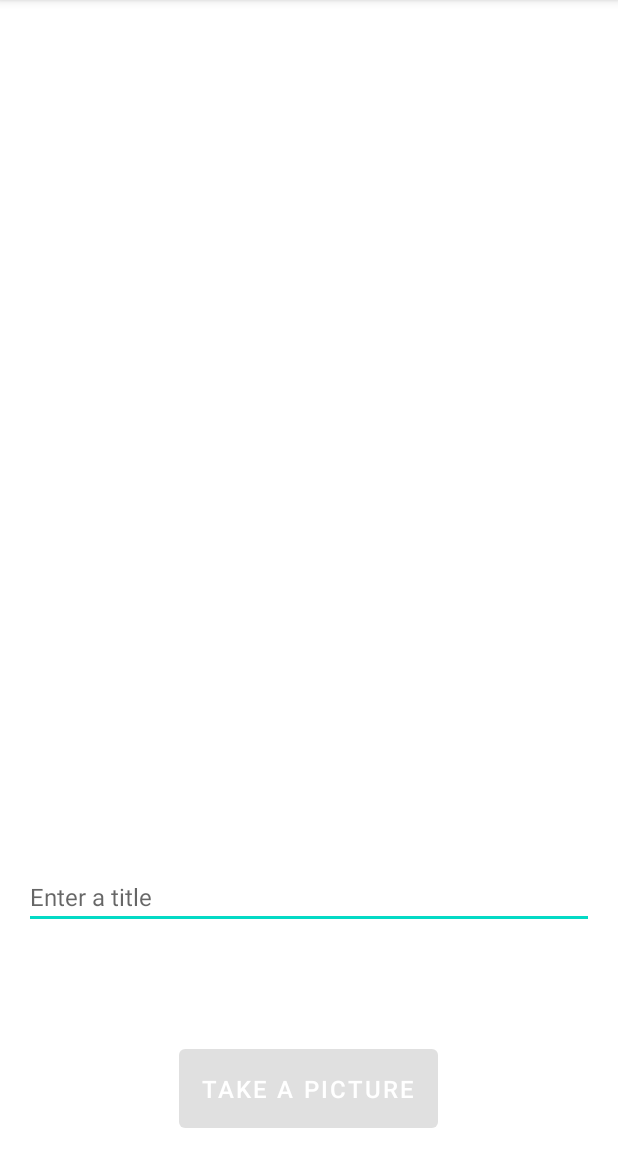
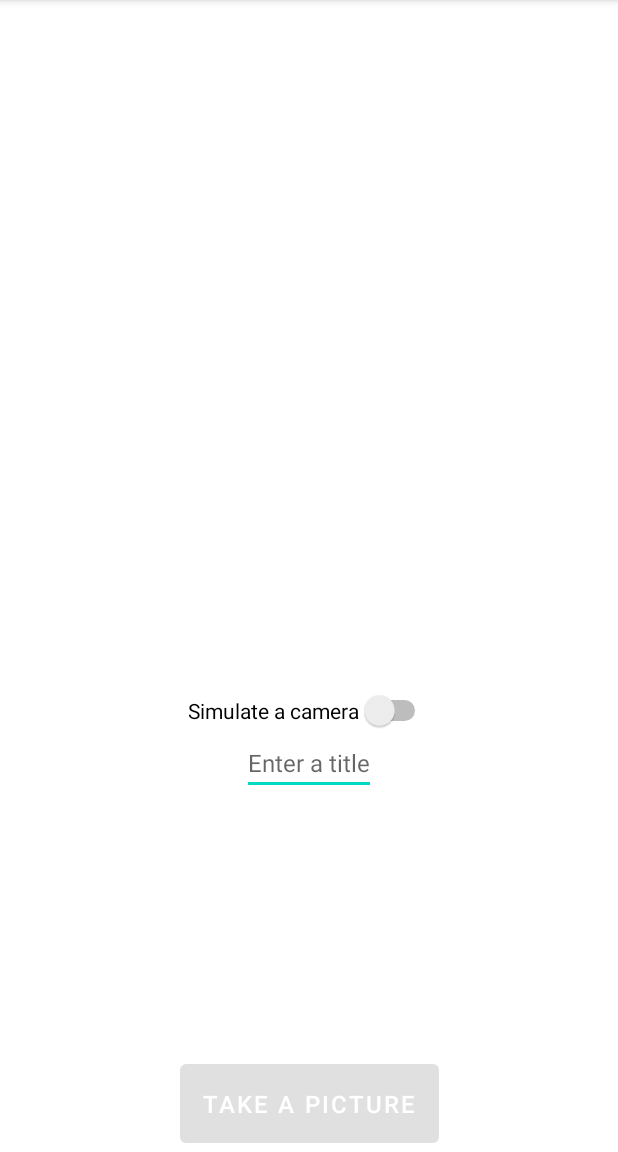
Before and after one commit to CedricLphn/project-android-l3-scan-group1, an Android app: the screen it shows after launch (TakePicturesActivity), after a tap on an icon or button, on a phone screen of 412 x 824 dp, the part 84-1236 px from its top. Run offline under Robolectric (Android 15) with nearby library versions, the phone set to English and light mode, and no system bars; our stand-ins replace Room's generated code; pictures from the network do not load.

Commit message:
clean: code import

```diff
--- a/app/src/main/java/com/example/projetphoto/azure/CognitiveEndpoint.kt
+++ b/app/src/main/java/com/example/projetphoto/azure/CognitiveEndpoint.kt
@@ -2,20 +2,17 @@ package com.example.projetphoto.azure
 
 import com.example.projetphoto.utils.ConfigurationUtils
 import com.example.projetphoto.utils.ObjectRoot
-import okhttp3.MultipartBody
 import okhttp3.RequestBody
-import okio.ByteString
-import okio.ByteString.Companion.toByteString
 import retrofit2.Call
-import retrofit2.http.*
-import java.io.ByteArrayInputStream
+import retrofit2.http.Headers
+import retrofit2.http.Multipart
+import retrofit2.http.POST
+import retrofit2.http.Part
 
-public interface CognitiveEndpoint {
+interface CognitiveEndpoint {
     @Multipart
     @Headers(
         "Ocp-Apim-Subscription-Key: ${ConfigurationUtils.AZ_SECRET_KEY}")
     @POST("vision/v3.0/detect")
     fun SendImage(@Part("file\"; filename=\"pp.png\" ") file : RequestBody) : Call<ObjectRoot>
 }
-
-data class JsonTest(val content : ByteArray)
--- a/app/src/main/java/com/example/projetphoto/azure/CognitiveServiceBuilder.kt
+++ b/app/src/main/java/com/example/projetphoto/azure/CognitiveServiceBuilder.kt
@@ -5,7 +5,6 @@ import okhttp3.OkHttpClient
 import okhttp3.logging.HttpLoggingInterceptor
 import retrofit2.Retrofit
 import retrofit2.converter.gson.GsonConverterFactory
-import retrofit2.create
 
 object CognitiveServiceBuilder {
     val logging = HttpLoggingInterceptor().apply { setLevel(HttpLoggingInterceptor.Level.BODY); }
--- a/app/src/main/java/com/example/projetphoto/db/objects/ObjectsDao.kt
+++ b/app/src/main/java/com/example/projetphoto/db/objects/ObjectsDao.kt
@@ -1,7 +1,6 @@
 package com.example.projetphoto.db.objects
 
 import androidx.room.Dao
-import androidx.room.Delete
 import androidx.room.Insert
 import androidx.room.Query
 
--- a/app/src/main/java/com/example/projetphoto/itemDetails/ItemDetailsActivity.kt
+++ b/app/src/main/java/com/example/projetphoto/itemDetails/ItemDetailsActivity.kt
@@ -3,9 +3,7 @@ package com.example.projetphoto.itemDetails
 import android.net.Uri
 import androidx.appcompat.app.AppCompatActivity
 import android.os.Bundle
-import android.util.Log
 import androidx.room.Room
-import com.example.projetphoto.R
 import com.example.projetphoto.databinding.ActivityItemDetailsBinding
 import com.example.projetphoto.db.AppDatabase
 import com.example.projetphoto.db.objects.Objects
--- a/app/src/main/java/com/example/projetphoto/pictureList/Models.kt
+++ /dev/null
@@ -1,3 +0,0 @@
-package com.example.projetphoto.pictureList
-
-data class Picture(val pictureImage: Int, val pictureDate: String, val title: String, val nbObject: Int)
--- a/app/src/main/java/com/example/projetphoto/pictureList/PictureAdapter.kt
+++ b/app/src/main/java/com/example/projetphoto/pictureList/PictureAdapter.kt
@@ -5,7 +5,6 @@ import android.net.Uri
 import android.util.Log
 import android.view.LayoutInflater
 import android.view.ViewGroup
-import androidx.core.content.ContextCompat.startActivity
 import androidx.recyclerview.widget.RecyclerView
 import com.example.projetphoto.databinding.ItemPictureBinding
 import com.example.projetphoto.db.pictures.Pictures
--- a/app/src/main/java/com/example/projetphoto/pictureList/PictureListViewModel.kt
+++ b/app/src/main/java/com/example/projetphoto/pictureList/PictureListViewModel.kt
@@ -15,73 +15,10 @@ import kotlinx.coroutines.CoroutineScope
 import kotlinx.coroutines.Dispatchers
 import kotlinx.coroutines.launch
 import okhttp3.MediaType.Companion.toMediaTypeOrNull
-import okhttp3.RequestBody
+import okhttp3.RequestBody.Companion.asRequestBody
 import java.io.File
 
 private val TAG = "PictureListViewModel"
-
-/* private val pictures: List<Picture> = listOf(
-    Picture(
-        R.drawable.out,
-        "2021-06-24",
-        "Premier test",
-        4
-    ),
-    Picture(
-        R.drawable.out2,
-        "2020-08-12",
-        "Second test",
-        2
-    ),
-    Picture(
-        R.drawable.out3,
-        "2019-02-05",
-        "Troisième test",
-        3
-    ),
-    Picture(
-        R.drawable.out4,
-        "2019-04-18",
-        "Quatrième test",
-        1
-    ),
-    Picture(
-        R.drawable.out5,
-        "2018-07-28",
-        "Cinquième test",
-        6
-    ),
-    Picture(
-        R.drawable.out,
-        "2021-06-24",
-        "Premier test",
-        4
-    ),
-    Picture(
-        R.drawable.out2,
-        "2020-08-12",
-        "Second test",
-        2
-    ),
-    Picture(
-        R.drawable.out3,
-        "2019-02-05",
-        "Troisième test",
-        3
-    ),
-    Picture(
-        R.drawable.out4,
-        "2019-04-18",
-        "Quatrième test",
-        1
-    ),
-    Picture(
-        R.drawable.out5,
-        "2018-07-28",
-        "Cinquième test",
-        6
-    )
-) */
 
 sealed class PictureListViewModelState(
     open val errorMessage: String = ""
@@ -115,10 +52,10 @@ class PictureListViewModel : ViewModel() {
             val file = File(rootFile)
             val api = sendToApi(file)
 
-            var picture = Pictures(title, date, rootFile!!, api!!.objects!!.size)
+            var picture = Pictures(title, date, rootFile, api!!.objects.size)
             bdd.picturesDao().insert(picture)
 
-            for (item in api!!.objects) {
+            for (item in api.objects) {
                 Log.i(TAG, "onActivityResult: Adding object: ${item.name}")
                 bdd.objectDao().insert(Objects(item.name,
                     item.confidence,
@@ -132,13 +69,12 @@ class PictureListViewModel : ViewModel() {
     }
 
     suspend fun sendToApi(file: File): ObjectRoot? {
-        val fbody = RequestBody.create("image/*".toMediaTypeOrNull(),
-            file);
+        val fbody = file.asRequestBody("image/*".toMediaTypeOrNull())
 
         val api = CognitiveServiceBuilder.buildService(CognitiveEndpoint::class.java)
 
-        var response = api.SendImage(fbody).execute();
-        var callback = response.body();
+        var response = api.SendImage(fbody).execute()
+        var callback = response.body()
 
         return callback
 
--- a/app/src/main/java/com/example/projetphoto/takepictures/TakePicturesActivity.kt
+++ b/app/src/main/java/com/example/projetphoto/takepictures/TakePicturesActivity.kt
@@ -1,21 +1,22 @@
 package com.example.projetphoto.takepictures
 
 import android.Manifest
-import android.R.attr.button
+import android.content.ContentResolver
 import android.content.Intent
 import android.content.pm.PackageManager
 import android.graphics.Bitmap
+import android.net.Uri
 import android.os.Build
 import android.os.Bundle
 import android.provider.MediaStore
 import android.text.Editable
-import android.text.TextUtils
 import android.text.TextWatcher
 import android.util.Log
 import androidx.annotation.RequiresApi
 import androidx.appcompat.app.AppCompatActivity
 import androidx.core.app.ActivityCompat
 import androidx.core.content.ContextCompat
+import com.example.projetphoto.R
 import com.example.projetphoto.databinding.ActivityTakepicturesBinding
 import java.io.File
 import java.io.FileOutputStream
@@ -25,7 +26,7 @@ import java.util.*
 
 private val cameraRequestId  = 1222
 private const val TAG = "TakePicturesActivity"
-private val PERMISSION_CODE = 1000;
+private val PERMISSION_CODE = 1000
 
 class TakePicturesActivity : AppCompatActivity() {
     private lateinit var binding: ActivityTakepicturesBinding
@@ -47,8 +48,17 @@ class TakePicturesActivity : AppCompatActivity() {
         binding.cameraBtn.setOnClickListener {
             //textDialog()
 
+            if(!binding.switchSimulate.isChecked) {
                 val cameraInt = Intent(MediaStore.ACTION_IMAGE_CAPTURE)
                 startActivityForResult(cameraInt, cameraRequestId)
+            }else {
+                Log.i(TAG, "onCreate: simulaaaaaaaaate")
+                var resId = R.drawable.simulate
+                var resources = resources
+                // On sait que ca crash ici mais i don't know why :(
+                var uri = Uri.parse(ContentResolver.SCHEME_ANDROID_RESOURCE + "://" + resources.getResourcePackageName(resId) + '/' + resources.getResourceTypeName(resId) + "-v24/" + resources.getResourceEntryName(resId)+ ".jpg" )
+                sendAndSwitchActivity(uri.toString())
+            }
         }
 
         binding.changeEditText.addTextChangedListener(object : TextWatcher {
@@ -65,6 +75,23 @@ class TakePicturesActivity : AppCompatActivity() {
             }
         })
 
+        binding.switchSimulate.setOnClickListener {
+            toggleSimulation(binding.switchSimulate.isChecked)
+            Log.i(TAG, "onTextChanged: ${binding.switchSimulate.isChecked}")
+
+        }
+
+    }
+
+    fun toggleSimulation(btn : Boolean) {
+        if(btn) {
+            binding.myImage.setImageResource(R.drawable.simulate)
+            binding.cameraBtn.text = "Validate"
+        }else {
+            binding.myImage.setImageURI(null)
+            binding.cameraBtn.text = "Take a picture"
+
+        }
     }
 
 
@@ -89,15 +116,22 @@ class TakePicturesActivity : AppCompatActivity() {
             val currentDate = sdf.format(Date())
             val name = saveImage(image, "$currentDate")
             //val name = saveImage(image, "test2")
+            sendAndSwitchActivity(name)
+
+        }
+    }
+
+    private fun sendAndSwitchActivity(name: String?) {
         val returnIntent = Intent(this, TakePicturesActivity::class.java)
+        val date = SimpleDateFormat("dd/M/yyyy hh:mm:ss")
+
         returnIntent.putExtra("rootFile", name)
         returnIntent.putExtra("title", binding.changeEditText.text.toString())
         returnIntent.putExtra("date", date.format(Date()))
         setResult(RESULT_OK, returnIntent)
         finish()
+    }
 
-        }
-    }
     private fun saveImage(finalBitmap: Bitmap, image_name: String): String? {
 
         val root: String = getExternalFilesDir(image_name).toString()
@@ -116,7 +150,7 @@ class TakePicturesActivity : AppCompatActivity() {
             out.close()
             Log.i(TAG, "saveImage: $fullpath")
 
-            return fullpath;
+            return fullpath
 
         } catch (e: Exception) {
             Log.e(TAG, "saveImage: ", e)
--- a/app/src/main/res/layout/activity_item_details.xml
+++ b/app/src/main/res/layout/activity_item_details.xml
@@ -49,7 +49,7 @@
         app:layout_constraintEnd_toEndOf="parent"
         app:layout_constraintStart_toStartOf="parent"
         app:layout_constraintTop_toTopOf="parent"
-        app:srcCompat="@drawable/out2" />
+        app:srcCompat="@drawable/simulate" />
 
     <TextView
         android:id="@+id/textView5"
--- a/app/src/main/res/layout/activity_takepictures.xml
+++ b/app/src/main/res/layout/activity_takepictures.xml
@@ -1,58 +1,56 @@
 <?xml version="1.0" encoding="utf-8"?>
-<RelativeLayout
-xmlns:android="http://schemas.android.com/apk/res/android"
+<androidx.constraintlayout.widget.ConstraintLayout xmlns:android="http://schemas.android.com/apk/res/android"
     xmlns:app="http://schemas.android.com/apk/res-auto"
     xmlns:tools="http://schemas.android.com/tools"
     android:layout_width="match_parent"
     android:layout_height="match_parent"
     tools:context=".takepictures.TakePicturesActivity">
 
-    <Button
-        android:id="@+id/cameraBtn"
-        android:layout_width="wrap_content"
-        android:layout_height="wrap_content"
-        android:layout_alignParentBottom="true"
-        android:layout_centerHorizontal="true"
-        android:layout_marginStart="10dp"
-        android:layout_marginLeft="10dp"
-        android:layout_marginTop="10dp"
-        android:layout_marginEnd="10dp"
-        android:layout_marginRight="10dp"
-        android:layout_marginBottom="10dp"
-        android:enabled="false"
-        android:padding="15dp"
-        android:text="@string/camera"
-        android:textColor="@color/white"
-        android:textSize="16sp" />
-
     <ImageView
         android:id="@+id/myImage"
         android:layout_width="match_parent"
-        android:layout_height="370dp"
-        android:layout_above="@id/cameraBtn"
-        android:layout_alignParentTop="true"
-        android:layout_marginBottom="289dp" />
+        android:layout_height="150dp"
+        app:layout_constraintBottom_toTopOf="@+id/changeEditText"
+        app:layout_constraintTop_toTopOf="parent"
+        tools:layout_editor_absoluteX="-16dp" />
 
     <EditText
         android:id="@+id/changeEditText"
         android:layout_width="wrap_content"
         android:layout_height="wrap_content"
-        android:layout_above="@+id/cameraBtn"
-        android:layout_alignParentStart="true"
-        android:layout_alignParentLeft="true"
-        android:layout_alignParentEnd="true"
-        android:layout_alignParentRight="true"
         android:layout_marginHorizontal="20dp"
-        android:layout_marginStart="16dp"
-        android:layout_marginLeft="16dp"
-        android:layout_marginEnd="16dp"
-        android:layout_marginRight="16dp"
-        android:layout_marginBottom="64dp"
+        android:layout_marginBottom="32dp"
         android:hint="Enter a title"
+        android:textSize="16sp"
+        app:layout_constraintBottom_toTopOf="@+id/cameraBtn"
+        app:layout_constraintEnd_toEndOf="parent"
+        app:layout_constraintHorizontal_bias="0.5"
+        app:layout_constraintStart_toStartOf="parent"
+        app:layout_constraintTop_toBottomOf="@+id/switchSimulate" />
+
+    <Button
+        android:id="@+id/cameraBtn"
+        android:layout_width="wrap_content"
+        android:layout_height="wrap_content"
+        android:enabled="false"
+        android:padding="15dp"
+        android:text="@string/camera"
+        android:textColor="@color/white"
         android:textSize="16sp"
         app:layout_constraintBottom_toBottomOf="parent"
         app:layout_constraintEnd_toEndOf="parent"
+        app:layout_constraintStart_toStartOf="parent" />
+
+    <Switch
+        android:id="@+id/switchSimulate"
+        android:layout_width="wrap_content"
+        android:layout_height="wrap_content"
+        android:text="Simulate a camera"
+        app:layout_constraintBottom_toTopOf="@+id/changeEditText"
+        app:layout_constraintEnd_toEndOf="parent"
+        app:layout_constraintHorizontal_bias="0.5"
         app:layout_constraintStart_toStartOf="parent"
-        app:layout_constraintTop_toTopOf="parent" />
+        app:layout_constraintTop_toBottomOf="@+id/myImage"
+        app:layout_constraintVertical_chainStyle="packed" />
 
-</RelativeLayout>
+</androidx.constraintlayout.widget.ConstraintLayout>
--- a/app/src/main/res/layout/item_picture.xml
+++ b/app/src/main/res/layout/item_picture.xml
@@ -15,7 +15,7 @@
         app:layout_constraintBottom_toBottomOf="parent"
         app:layout_constraintStart_toStartOf="parent"
         app:layout_constraintTop_toTopOf="parent"
-        app:srcCompat="@drawable/out" />
+        app:srcCompat="@drawable/simulate" />
 
     <TextView
         android:id="@+id/titleTextView"
```
Also changed, not shown: app/src/main/java/com/example/projetphoto/pictureList/PictureListActivity.kt (+1 -23 lines), app/src/main/java/com/example/projetphoto/simulate.jpg (added), app/src/main/res/drawable-v24/simulate.jpg (added), app/src/main/res/drawable/out.jpeg (deleted), app/src/main/res/drawable/out2.jpeg (deleted), app/src/main/res/drawable/out3.jpeg (deleted), app/src/main/res/drawable/out4.jpeg (deleted), app/src/main/res/drawable/out5.jpeg (deleted). Lines whose indentation alone changed are shown as unchanged.
